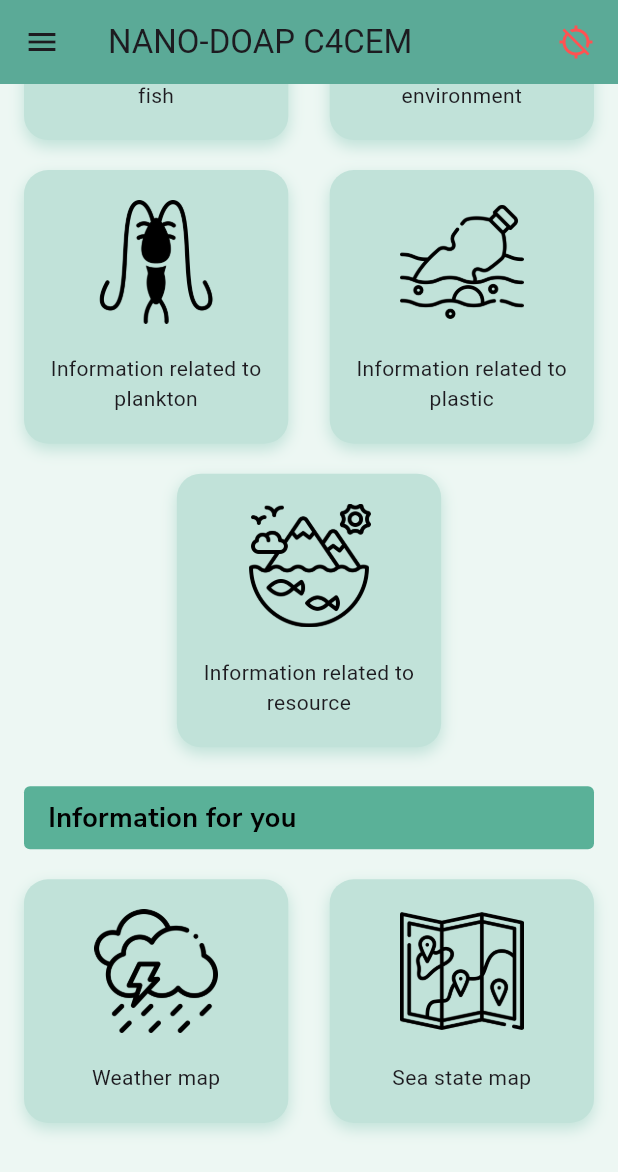
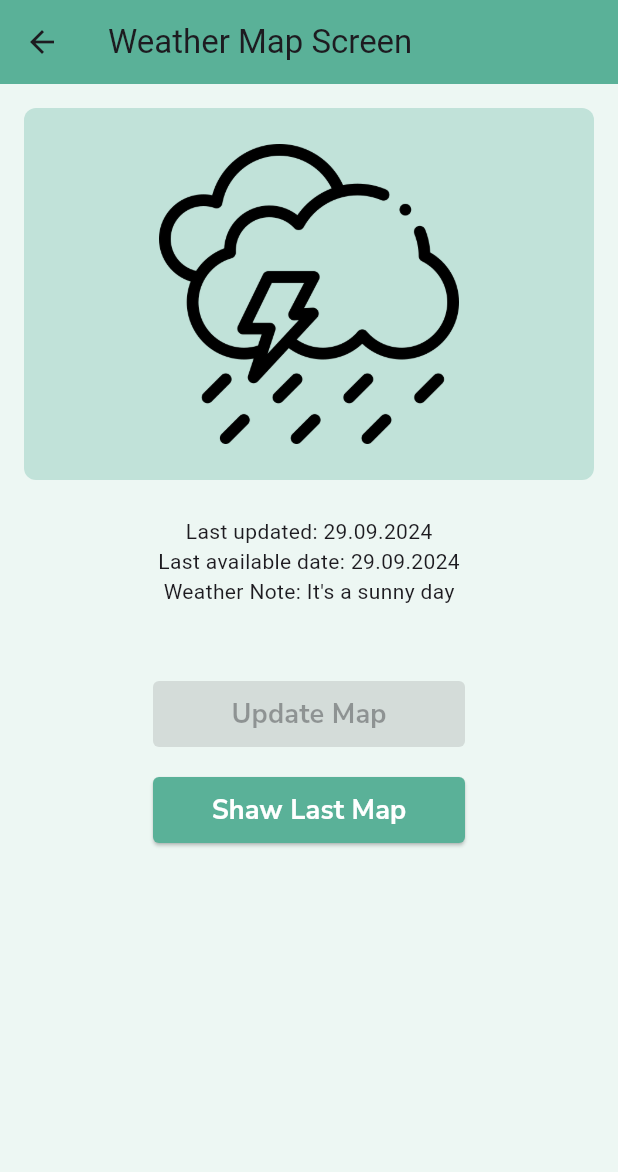
Before and after one commit to mainul99m/nano-doap-c4cem, a Flutter app: the screen it shows after launch, scrolled down 307 dp, after a tap on "Weather map", on a phone screen of 412 x 824 dp. Shown: the top 1172 px of the screen. Run offline on Flutter 3.47's test engine with Material 3 defaults, Android fonts, the light colour scheme and no system bars; our stand-ins replace dots_indicator, geolocator, get, google_fonts, image_picker, lottie and 2 more; missing offline and left inert: dart:ffi, mapsforge_flutter.

Commit message:
Add weather map screen

```diff
--- a/lib/controllers/home_screen_controller.dart
+++ b/lib/controllers/home_screen_controller.dart
@@ -5,6 +5,7 @@ import 'package:nano_doap_c4cem/views/environment_data_input_screen.dart';
 import 'package:nano_doap_c4cem/views/fish_data_input_screen.dart';
 import 'package:nano_doap_c4cem/views/plastic_data_input_screen.dart';
 import 'package:nano_doap_c4cem/views/resource_data_input_screen.dart';
+import 'package:nano_doap_c4cem/views/weather_map_download_screen.dart';
 
 import '../views/plankton_data_input_screen.dart';
 
@@ -45,7 +46,7 @@ class HomeScreenController extends GetxController {
     Get.to(()=>ResourceDataInputScreen());
   }
   void weatherBtnClicked() {
-
+    Get.to(()=>WeatherMapDownloadScreen());
   }
   void seaStateBtnClicked() {
 
--- a/lib/views/stylesheets/padding_stylesheet.dart
+++ b/lib/views/stylesheets/padding_stylesheet.dart
@@ -1,6 +1,8 @@
 import 'package:flutter/material.dart';
 
 class PaddingStyle {
+  static EdgeInsets get all32 => EdgeInsets.all(32);
+  static EdgeInsets get all24 => EdgeInsets.all(24);
   static EdgeInsets get all16 => EdgeInsets.all(16);
   static EdgeInsets get all8 => EdgeInsets.all(8);
 
--- /dev/null
+++ b/lib/views/weather_map_download_screen.dart
@@ -0,0 +1,72 @@
+import 'package:flutter/material.dart';
+import 'package:get/get.dart';
+import 'package:nano_doap_c4cem/controllers/weather_map_screen_controller.dart';
+import 'package:nano_doap_c4cem/utils/app_colors.dart';
+import 'package:nano_doap_c4cem/views/components/app_button.dart';
+import 'package:nano_doap_c4cem/views/components/custom_appbar.dart';
+import 'package:nano_doap_c4cem/views/stylesheets/padding_stylesheet.dart';
+import 'package:nano_doap_c4cem/views/stylesheets/spacing_style.dart';
+
+class WeatherMapDownloadScreen extends StatelessWidget {
+  final WeatherMapScreenController controller = Get.put(WeatherMapScreenController());
+  WeatherMapDownloadScreen({super.key});
+
+  @override
+  Widget build(BuildContext context) {
+    return Scaffold(
+      appBar: CustomAppbar(title: "Weather Map Screen"),
+      backgroundColor: AppColors.backgroundColor,
+      body: SingleChildScrollView(
+        child: Container(
+          padding: PaddingStyle.all16,
+          child: Column(
+            mainAxisAlignment: MainAxisAlignment.spaceBetween,
+            children: [
+              Container(
+                width: double.infinity,
+                padding: PaddingStyle.all24,
+                decoration: BoxDecoration(
+                  color: AppColors.secondaryBrightColor,
+                  borderRadius: BorderRadius.circular(8)
+                ),
+                child: Image.asset(
+                  'assets/icons/ic_weather.png',
+                  width: double.infinity,
+                  height: 200,
+                ),
+              ),
+              Spacing.height16,
+              Container(
+                width: double.infinity,
+                height: 100,
+                padding: PaddingStyle.all8,
+                child: Column(
+                  children: [
+                    Text(
+                      "Last updated: 29.09.2024"
+                    ),
+                    Text(
+                      "Last available date: 29.09.2024"
+                    ),
+                    Text(
+                      "Weather Note: It's a sunny day"
+                    )
+                  ],
+                ),
+              ),
+              Spacing.height16,
+              AppButton(
+                title: "Update Map",
+              ),
+              Spacing.height16,
+              AppButton(
+                onPressed: controller.showMapBtnClicked,
+                title: "Shaw Last Map",
+              ),
+            ],
+          ),
+        ),
+      )
+    );
+  }
+}
--- a/pubspec.yaml
+++ b/pubspec.yaml
@@ -19,6 +19,7 @@ dependencies:
   lottie: ^3.1.2
   dots_indicator: ^3.0.0
   image_picker: ^1.1.2
+  mapsforge_flutter: ^2.0.3
 
   #state management
   get: ^4.6.6
@@ -56,6 +57,7 @@ flutter:
     - assets/icons/
     - assets/common/
     - assets/lottie/
+    - assets/maps/
 
 
   # An image asset can refer to one or more resolution-specific "variants", see
```
Also changed, not shown: lib/controllers/weather_map_screen_controller.dart (added, +66 -0 lines), lib/views/weather_map_screen.dart (added, +22 -0 lines), 2 other files.
